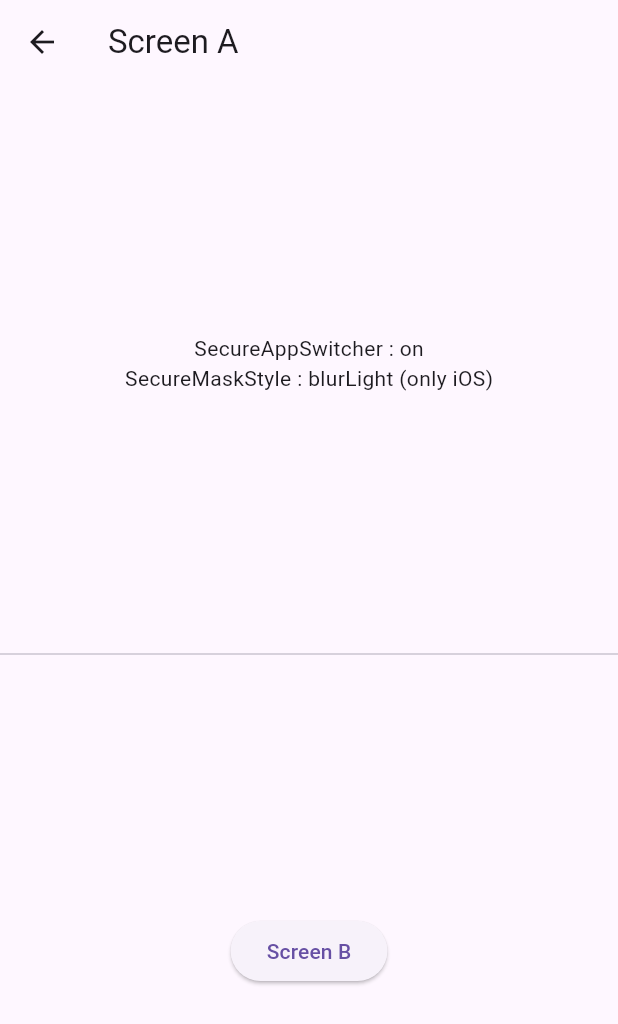
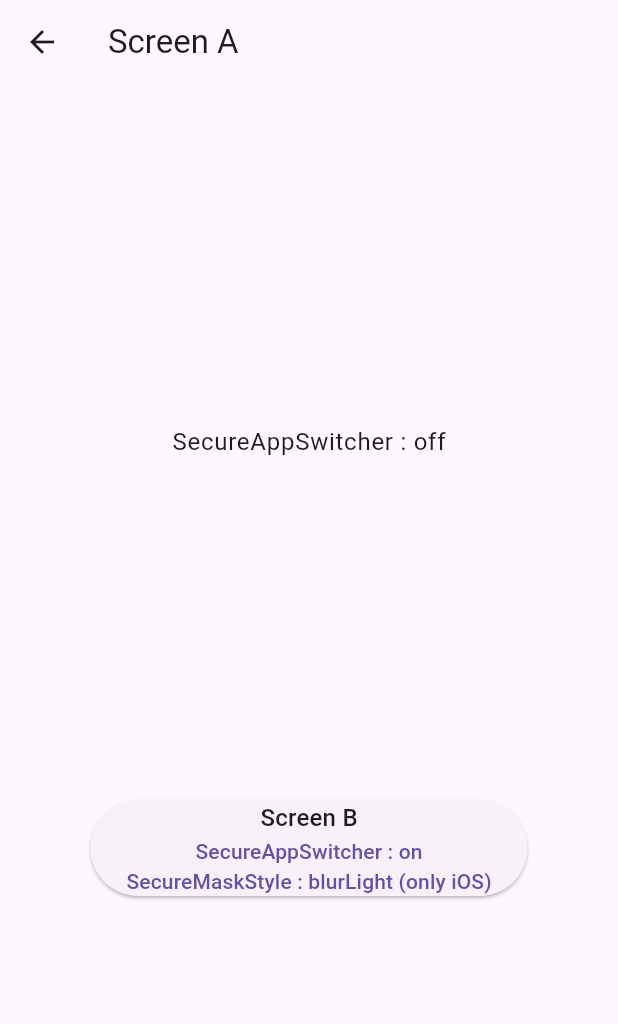
Before and after one commit to arkwycr/secure_app_switcher, a Flutter app: the screen it shows after launch, after a tap on "Screen A", on a phone screen of 412 x 824 dp. Shown: the top 1024 px of the screen. Run offline on Flutter 3.47's test engine with Material 3 defaults, Android fonts, the phone set to English and light mode, and no system bars.

Commit message:
- Migrate to flutter 3.27 - Refactor the example app

````diff
--- a/example/lib/main.dart
+++ b/example/lib/main.dart
@@ -1,5 +1,4 @@
 import 'package:flutter/material.dart';
-
 import 'package:secure_app_switcher/secure_app_switcher.dart';
 
 void main() {
@@ -26,25 +25,26 @@ Route<dynamic> generateRoute(RouteSettings settings) {
       return MaterialPageRoute(builder: (context) {
         return const HomeScreen();
       });
-    case "/a":
+    case "/screen_a":
+      return MaterialPageRoute(builder: (context) {
+        return const ScreenA();
+      });
+    case "/screen_b":
       return MaterialPageRoute(builder: (context) {
         return const SecureAppSwitcherPage(
           style: SecureMaskStyle.blurLight,
-          child: ScreenA(),
+          child: ScreenB(),
         );
       });
-    case "/b":
-      return MaterialPageRoute(builder: (context) {
-        return const ScreenB();
-      });
-    case "/c":
+
+    case "/screen_c":
       return MaterialPageRoute(builder: (context) {
         return const SecureAppSwitcherPage(
           style: SecureMaskStyle.blurDark,
           child: ScreenC(),
         );
       });
-    case "/d":
+    case "/screen_d":
       return MaterialPageRoute(builder: (context) {
         return const SecureAppSwitcherPage(
           style: SecureMaskStyle.dark,
@@ -60,8 +60,15 @@ Route<dynamic> generateRoute(RouteSettings settings) {
 
 /// -------------------------------------------------------------------------------
 
-class HomeScreen extends StatelessWidget {
+class HomeScreen extends StatefulWidget {
   const HomeScreen({super.key});
+
+  @override
+  State<HomeScreen> createState() => _HomeScreenState();
+}
+
+class _HomeScreenState extends State<HomeScreen> {
+  bool _secureEnable = false;
 
   @override
   Widget build(BuildContext context) {
@@ -69,31 +76,64 @@ class HomeScreen extends StatelessWidget {
       appBar: AppBar(
         title: const Text('Plugin example app'),
       ),
-      body: Column(
-        mainAxisAlignment: MainAxisAlignment.spaceEvenly,
+      body: Padding(
+        padding: const EdgeInsets.all(20.0),
+        child: Column(
+          spacing: 10,
           children: [
-          Text('Switching', style: Theme.of(context).textTheme.headlineSmall),
-          Row(
-            mainAxisAlignment: MainAxisAlignment.center,
+            Text('Arbitrary Processing',
+                style: Theme.of(context).textTheme.titleLarge),
+            Padding(
+              padding: const EdgeInsets.all(8.0),
+              child: Row(
+                mainAxisAlignment: MainAxisAlignment.spaceBetween,
                 children: [
-              TextButton(
-                onPressed: () => SecureAppSwitcher.on(),
-                child: const Text('ON'),
-              ),
-              TextButton(
-                onPressed: () => SecureAppSwitcher.off(),
-                child: const Text('OFF'),
+                  const Text('SecureAppSwitcher'),
+                  Switch(
+                    value: _secureEnable,
+                    onChanged: (value) {
+                      setState(() {
+                        _secureEnable = value;
+                        if (value) {
+                          SecureAppSwitcher.on();
+                        } else {
+                          SecureAppSwitcher.off();
+                        }
+                      });
+                    },
                   ),
                 ],
               ),
+            ),
             const Divider(),
-          Text('Set per screen',
-              style: Theme.of(context).textTheme.headlineSmall),
+            Text('Specific Screens',
+                style: Theme.of(context).textTheme.titleLarge),
+            Column(
+              crossAxisAlignment: CrossAxisAlignment.stretch,
+              spacing: 20,
+              children: [
                 ElevatedButton(
-            onPressed: () => Navigator.of(context).pushNamed("/a"),
-            child: const Text('Screen A'),
-          )
+                  onPressed: () {
+                    setState(() {
+                      _secureEnable = false;
+                      SecureAppSwitcher.off();
+                    });
+                    Navigator.of(context).pushNamed("/screen_a");
+                  },
+                  child: Column(
+                    children: [
+                      Text(
+                        'Screen A',
+                        style: Theme.of(context).textTheme.titleMedium,
+                      ),
+                      const Text('SecureAppSwitcher : off'),
                     ],
+                  ),
+                ),
+              ],
+            ),
+          ],
+        ),
       ),
     );
   }
@@ -108,21 +148,30 @@ class ScreenA extends StatelessWidget {
       appBar: AppBar(
         title: const Text('Screen A'),
       ),
-      body: Column(
+      body: Center(
+        child: Column(
           mainAxisAlignment: MainAxisAlignment.spaceEvenly,
+          crossAxisAlignment: CrossAxisAlignment.center,
           children: [
-          Column(
-            children: const [
-              Text('SecureAppSwitcher : on'),
-              Text('SecureMaskStyle : blurLight (only iOS)'),
+            Text('SecureAppSwitcher : off',
+                style: Theme.of(context).textTheme.bodyLarge),
+            ElevatedButton(
+              onPressed: () {
+                Navigator.of(context).pushNamed("/screen_b");
+              },
+              child: Column(
+                children: [
+                  Text(
+                    'Screen B',
+                    style: Theme.of(context).textTheme.titleMedium,
+                  ),
+                  const Text('SecureAppSwitcher : on'),
+                  const Text('SecureMaskStyle : blurLight (only iOS)'),
                 ],
               ),
-          const Divider(),
-          ElevatedButton(
-            onPressed: () => Navigator.of(context).pushNamed("/b"),
-            child: const Text('Screen B'),
-          )
+            ),
           ],
+        ),
       ),
     );
   }
@@ -137,20 +186,36 @@ class ScreenB extends StatelessWidget {
       appBar: AppBar(
         title: const Text('Screen B'),
       ),
-      body: Column(
+      body: Center(
+        child: Column(
           mainAxisAlignment: MainAxisAlignment.spaceEvenly,
+          crossAxisAlignment: CrossAxisAlignment.center,
           children: [
             Column(
-            children: const [
-              Text('SecureAppSwitcher : off'),
+              children: [
+                Text('SecureAppSwitcher : on',
+                    style: Theme.of(context).textTheme.bodyLarge),
+                Text('SecureMaskStyle : blurLight (only iOS)',
+                    style: Theme.of(context).textTheme.bodyLarge),
               ],
             ),
-          const Divider(),
             ElevatedButton(
-            onPressed: () => Navigator.of(context).pushNamed("/c"),
-            child: const Text('Screen C'),
-          )
+              onPressed: () {
+                Navigator.of(context).pushNamed("/screen_c");
+              },
+              child: Column(
+                children: [
+                  Text(
+                    'Screen C',
+                    style: Theme.of(context).textTheme.titleMedium,
+                  ),
+                  const Text('SecureAppSwitcher : on'),
+                  const Text('SecureMaskStyle : blurDark (only iOS)'),
                 ],
+              ),
+            ),
+          ],
+        ),
       ),
     );
   }
@@ -165,29 +230,42 @@ class ScreenC extends StatelessWidget {
       appBar: AppBar(
         title: const Text('Screen C'),
       ),
-      body: Column(
+      body: Center(
+        child: Column(
           mainAxisAlignment: MainAxisAlignment.spaceEvenly,
+          crossAxisAlignment: CrossAxisAlignment.center,
           children: [
             Column(
-            children: const [
-              Text('SecureAppSwitcher : on'),
-              Text('SecureMaskStyle : blurDark (only iOS)'),
+              children: [
+                Text('SecureAppSwitcher : on',
+                    style: Theme.of(context).textTheme.bodyLarge),
+                Text('SecureMaskStyle : blurDark (only iOS)',
+                    style: Theme.of(context).textTheme.bodyLarge),
               ],
             ),
-          const Divider(),
             ElevatedButton(
               onPressed: () {
                 showModalBottomSheet(
                   context: context,
                   builder: (context) => Navigator(
                     onGenerateRoute: (context) =>
-                      generateRoute(const RouteSettings(name: '/d')),
+                        generateRoute(const RouteSettings(name: '/screen_d')),
                   ),
                 );
               },
-            child: const Text('Screen D'),
+              child: Column(
+                children: [
+                  Text(
+                    'Modal Screen D',
+                    style: Theme.of(context).textTheme.titleMedium,
+                  ),
+                  const Text('SecureAppSwitcher : on'),
+                  const Text('SecureMaskStyle : dark (only iOS)'),
+                ],
+              ),
             )
           ],
+        ),
       ),
     );
   }
@@ -209,9 +287,12 @@ class ScreenD extends StatelessWidget {
       body: Center(
         child: Column(
           mainAxisAlignment: MainAxisAlignment.center,
-          children: const [
-            Text('SecureAppSwitcher : on'),
-            Text('SecureMaskStyle : dark (only iOS)'),
+          crossAxisAlignment: CrossAxisAlignment.center,
+          children: [
+            Text('SecureAppSwitcher : on',
+                style: Theme.of(context).textTheme.bodyLarge),
+            Text('SecureMaskStyle : dark (only iOS)',
+                style: Theme.of(context).textTheme.bodyLarge),
           ],
         ),
       ),
--- a/lib/src/secure_app_switcher_page.dart
+++ b/lib/src/secure_app_switcher_page.dart
@@ -23,10 +23,10 @@ final RouteObserver secureAppSwitcherRouteObserver = RouteObserver();
 /// ```
 class SecureAppSwitcherPage extends StatefulWidget {
   const SecureAppSwitcherPage({
-    Key? key,
+    super.key,
     required this.child,
     this.style = SecureMaskStyle.light,
-  }) : super(key: key);
+  });
 
   final Widget child;
   final SecureMaskStyle style;
````
Also changed, not shown: pubspec.yaml (+4 -4 lines), example/pubspec.lock, 17 other files. Lines whose indentation alone changed are shown as unchanged.
